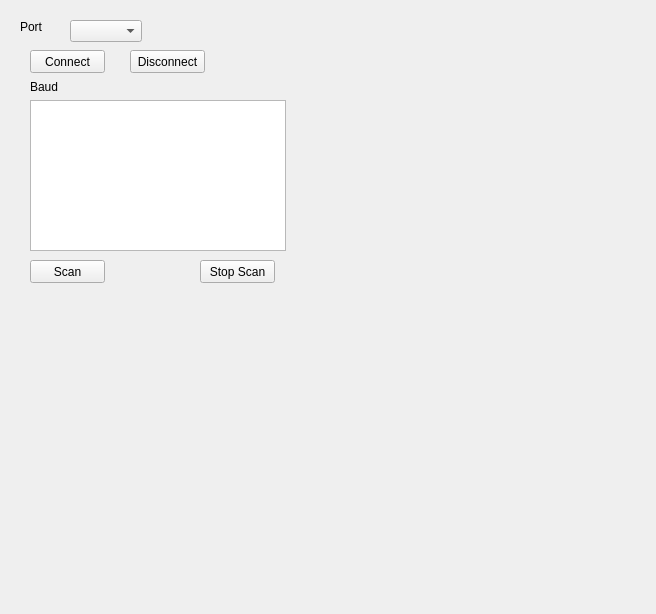
ftkalcevic/dynamixel, file QtDynamixelTestTool/QtDynamixelTestTool/ConnectivityFrame.ui: the form before one commit.
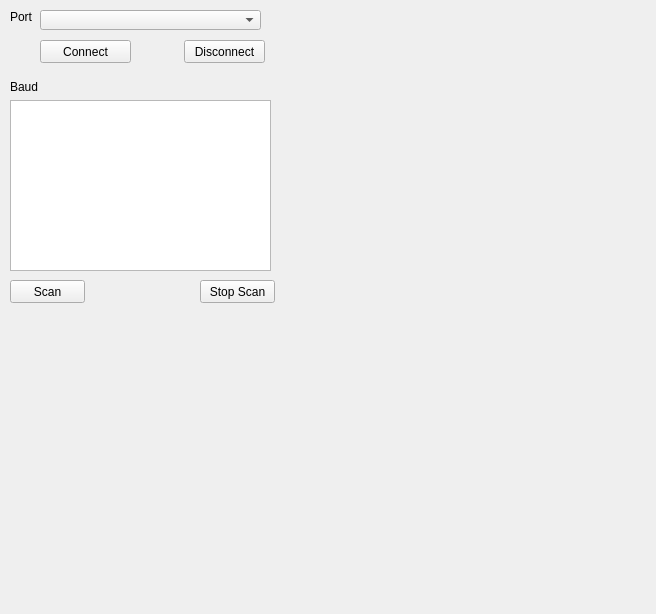
The form after the commit.

```diff
--- a/QtDynamixelTestTool/QtDynamixelTestTool/ConnectivityFrame.ui
+++ b/QtDynamixelTestTool/QtDynamixelTestTool/ConnectivityFrame.ui
@@ -16,10 +16,10 @@
   <widget class="QLabel" name="lblScan">
    <property name="geometry">
     <rect>
-     <x>40</x>
-     <y>300</y>
-     <width>141</width>
-     <height>16</height>
+     <x>20</x>
+     <y>310</y>
+     <width>251</width>
+     <height>20</height>
     </rect>
    </property>
    <property name="text">
@@ -29,8 +29,8 @@
   <widget class="QPushButton" name="btnScan">
    <property name="geometry">
     <rect>
-     <x>30</x>
-     <y>260</y>
+     <x>10</x>
+     <y>280</y>
      <width>75</width>
      <height>23</height>
     </rect>
@@ -42,9 +42,9 @@
   <widget class="QPushButton" name="btnDisconnect">
    <property name="geometry">
     <rect>
-     <x>130</x>
-     <y>50</y>
-     <width>75</width>
+     <x>184</x>
+     <y>40</y>
+     <width>81</width>
      <height>23</height>
     </rect>
    </property>
@@ -55,10 +55,10 @@
   <widget class="QListWidget" name="listBauds">
    <property name="geometry">
     <rect>
-     <x>30</x>
+     <x>10</x>
      <y>100</y>
-     <width>256</width>
-     <height>151</height>
+     <width>261</width>
+     <height>171</height>
     </rect>
    </property>
    <property name="selectionMode">
@@ -68,9 +68,9 @@
   <widget class="QPushButton" name="btnConnect">
    <property name="geometry">
     <rect>
-     <x>30</x>
-     <y>50</y>
-     <width>75</width>
+     <x>40</x>
+     <y>40</y>
+     <width>91</width>
      <height>23</height>
     </rect>
    </property>
@@ -81,8 +81,8 @@
   <widget class="QLabel" name="label">
    <property name="geometry">
     <rect>
-     <x>20</x>
-     <y>20</y>
+     <x>10</x>
+     <y>10</y>
      <width>47</width>
      <height>13</height>
     </rect>
@@ -95,7 +95,7 @@
    <property name="geometry">
     <rect>
      <x>200</x>
-     <y>260</y>
+     <y>280</y>
      <width>75</width>
      <height>23</height>
     </rect>
@@ -107,7 +107,7 @@
   <widget class="QLabel" name="label_2">
    <property name="geometry">
     <rect>
-     <x>30</x>
+     <x>10</x>
      <y>80</y>
      <width>47</width>
      <height>13</height>
@@ -120,15 +120,12 @@
   <widget class="QComboBox" name="cboPorts">
    <property name="geometry">
     <rect>
-     <x>70</x>
-     <y>20</y>
-     <width>69</width>
+     <x>40</x>
+     <y>10</y>
+     <width>221</width>
      <height>20</height>
     </rect>
    </property>
-   <property name="sizeAdjustPolicy">
-    <enum>QComboBox::AdjustToContents</enum>
-   </property>
   </widget>
  </widget>
  <resources/>
```
